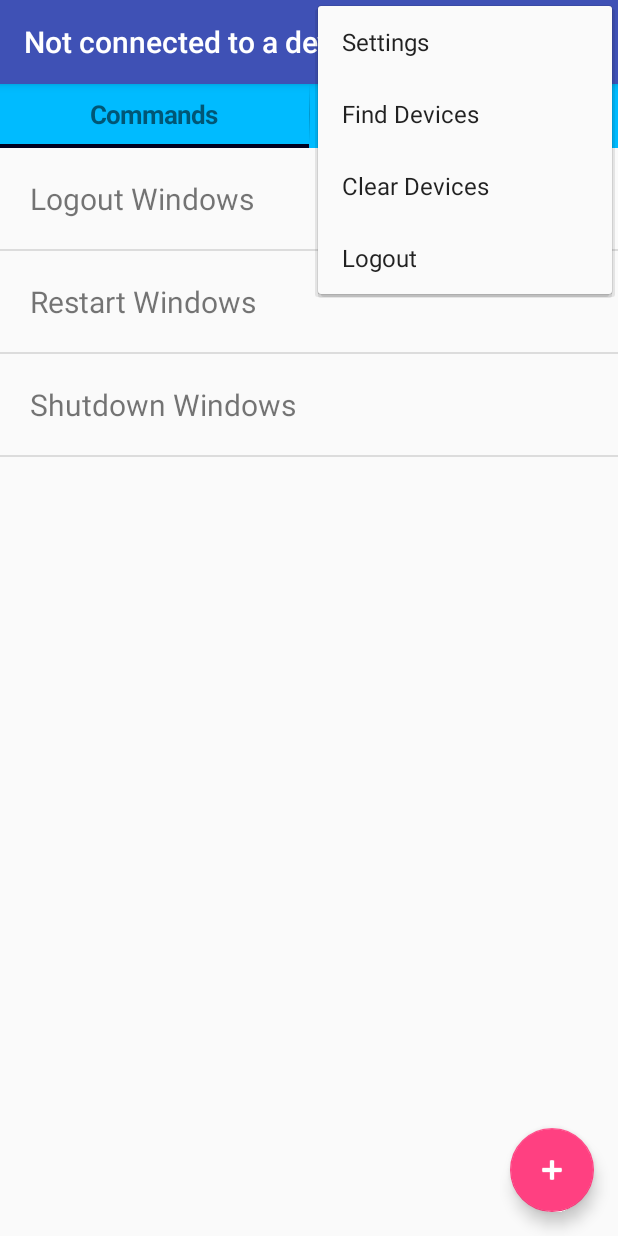
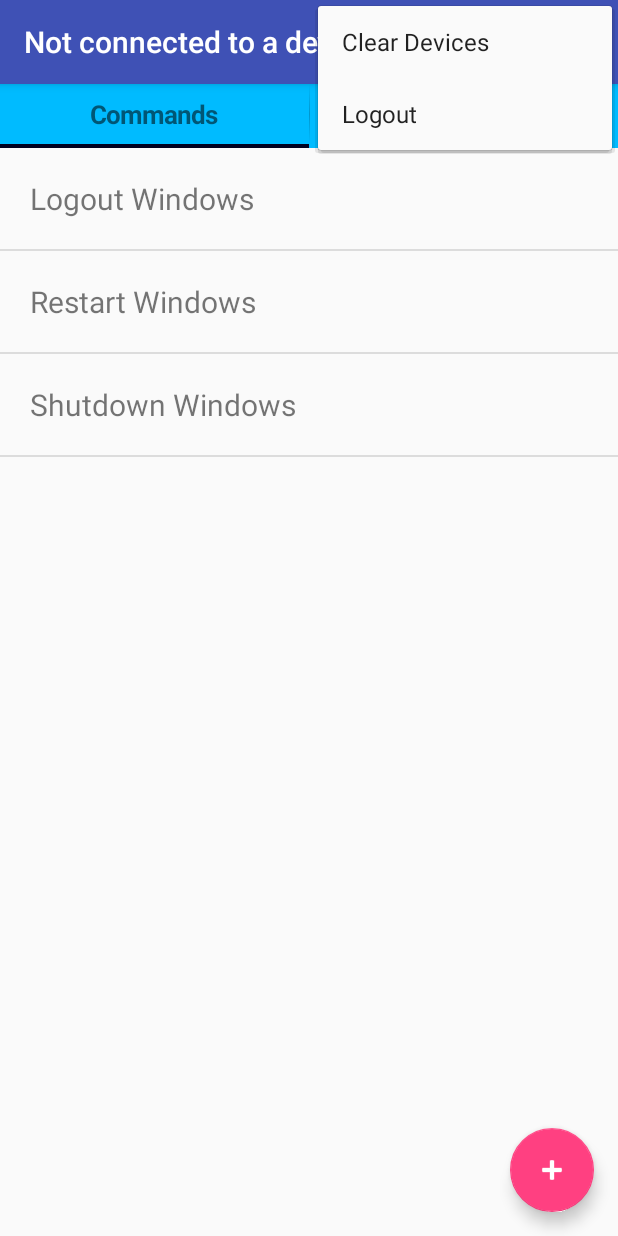
Before and after one commit to JoL0712/CS-M117-Project, an Android app: the screen it shows after launch (MainActivity), with the options menu open, on a phone screen of 412 x 824 dp. Run offline under Robolectric (Android 15) with nearby library versions, the phone set to English and light mode, and no system bars.

Commit message:
changed find devices menu item to floating action button

```diff
--- a/RemoteCommand/app/src/main/java/csm117/remotecommand/MainActivity.java
+++ b/RemoteCommand/app/src/main/java/csm117/remotecommand/MainActivity.java
@@ -60,12 +60,6 @@
         // as you specify a parent activity in AndroidManifest.xml.
         int id = item.getItemId();
         switch (id) {
-            case R.id.action_settings:
-                //TODO
-                break;
-            case R.id.action_find_devices:
-                mDiscoveryFragment.discover();
-                break;
             case R.id.action_clear_devices:
                 mDiscoveryFragment.clear();
                 break;
--- a/RemoteCommand/app/src/main/java/csm117/remotecommand/command/CommandsFragment.java
+++ b/RemoteCommand/app/src/main/java/csm117/remotecommand/command/CommandsFragment.java
@@ -31,7 +31,6 @@
     private static List<CommandItem> mCommands;
     private static CommandListViewAdapter mAdapter = null;
     private final static int CONTEXT_MENU_EDIT_ITEM = 0, CONTEXT_MENU_DELETE_ITEM = 1;
-    private FloatingActionButton mAddButton;
 
     @Nullable
     @Override
@@ -47,8 +46,8 @@
         mListView.setOnItemClickListener(this);
         registerForContextMenu(mListView);
 
-        mAddButton = (FloatingActionButton) view.findViewById(R.id.fab);
-        mAddButton.setOnClickListener(new View.OnClickListener() {
+        FloatingActionButton fab = (FloatingActionButton) view.findViewById(R.id.fab_add_command);
+        fab.setOnClickListener(new View.OnClickListener() {
             @Override
             public void onClick(View view) {
                 mCommands.add(new CommandItem("Command Name", ""));
--- a/RemoteCommand/app/src/main/java/csm117/remotecommand/network/DiscoveryFragment.java
+++ b/RemoteCommand/app/src/main/java/csm117/remotecommand/network/DiscoveryFragment.java
@@ -2,6 +2,7 @@
 
 import android.os.Bundle;
 import android.support.annotation.Nullable;
+import android.support.design.widget.FloatingActionButton;
 import android.support.v4.app.Fragment;
 import android.view.LayoutInflater;
 import android.view.View;
@@ -46,6 +47,13 @@
         mListView.setAdapter(mAdapter);
         mListView.setOnItemClickListener(this);
 
+        FloatingActionButton fab = (FloatingActionButton) view.findViewById(R.id.fab_find_devices);
+        fab.setOnClickListener(new View.OnClickListener() {
+            @Override
+            public void onClick(View view) {
+                discover();
+            }
+        });
         return view;
     }
 
--- a/RemoteCommand/app/src/main/res/layout/command_list.xml
+++ b/RemoteCommand/app/src/main/res/layout/command_list.xml
@@ -15,7 +15,7 @@
     <GridLayout
         android:layout_width="match_parent"
         android:layout_height="match_parent">
-        <android.support.design.widget.FloatingActionButton android:id="@+id/fab"
+        <android.support.design.widget.FloatingActionButton android:id="@+id/fab_add_command"
             android:layout_width="wrap_content" android:layout_height="wrap_content"
             android:layout_gravity="bottom|end" android:layout_margin="@dimen/fab_margin"
             android:tint="#ffffff"
--- a/RemoteCommand/app/src/main/res/menu/menu_main.xml
+++ b/RemoteCommand/app/src/main/res/menu/menu_main.xml
@@ -2,10 +2,6 @@
     xmlns:app="http://schemas.android.com/apk/res-auto"
     xmlns:tools="http://schemas.android.com/tools" tools:context=".MainActivity">
 
-    <item android:id="@+id/action_settings" android:title="@string/action_settings"
-        android:orderInCategory="100" app:showAsAction="never" />
-    <item android:id="@+id/action_find_devices" android:title="Find Devices"
-        android:orderInCategory="100" app:showAsAction="never" />
     <item android:id="@+id/action_clear_devices" android:title="Clear Devices"
         android:orderInCategory="100" app:showAsAction="never" />
     <item android:id="@+id/action_logout" android:title="Logout"
```
Also changed, not shown: RemoteCommand/app/src/main/res/layout/discovery_list.xml (+12 -2 lines).
